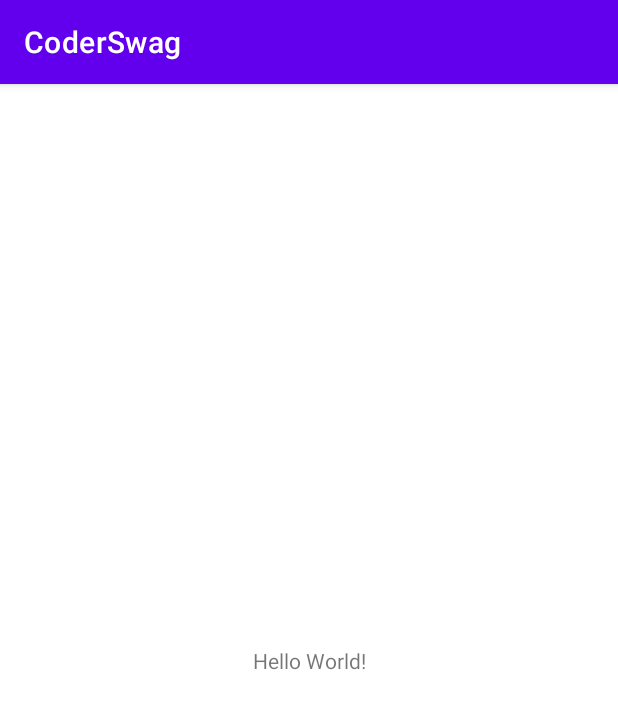
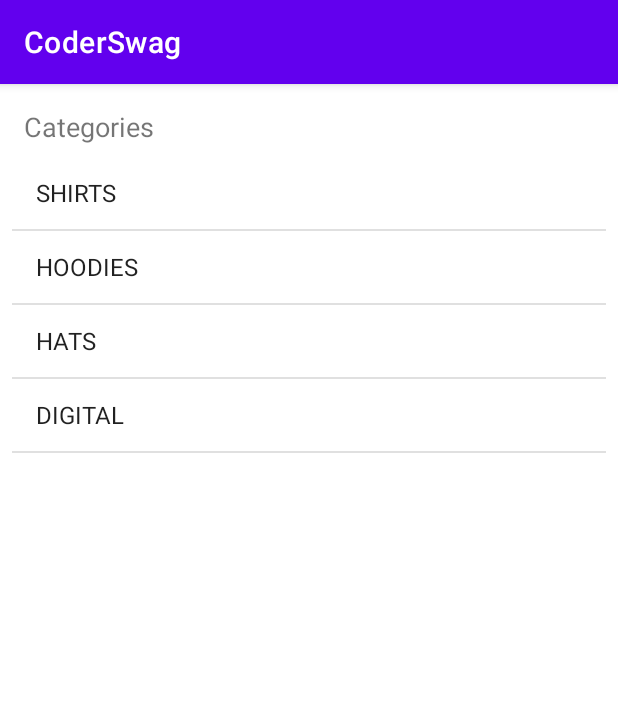
Before and after one commit to DanTrap/CoderSwag, an Android app: the screen it shows after launch (MainActivity), on a phone screen of 412 x 824 dp. Shown: the top 709 px of the screen. Run offline under Robolectric (Android 15) with nearby library versions, the phone set to English and light mode, and no system bars.

Commit message:
simple list view

```diff
--- a/app/build.gradle
+++ b/app/build.gradle
@@ -1,6 +1,7 @@
 plugins {
     id 'com.android.application'
     id 'kotlin-android'
+    id 'kotlin-android-extensions'
 }
 
 android {
--- a/app/src/main/java/com/app/coderswag/Controller/MainActivity.kt
+++ b/app/src/main/java/com/app/coderswag/Controller/MainActivity.kt
@@ -2,11 +2,26 @@ package com.app.coderswag.Controller
 
 import androidx.appcompat.app.AppCompatActivity
 import android.os.Bundle
+import android.widget.ArrayAdapter
+import com.app.coderswag.Model.Category
 import com.app.coderswag.R
+import com.app.coderswag.Services.DataService
+import kotlinx.android.synthetic.main.activity_main.*
 
 class MainActivity : AppCompatActivity() {
+
+    lateinit var adapter : ArrayAdapter<Category>
+
     override fun onCreate(savedInstanceState: Bundle?) {
         super.onCreate(savedInstanceState)
         setContentView(R.layout.activity_main)
+
+        adapter = ArrayAdapter(
+            this,
+            android.R.layout.simple_list_item_1,
+            DataService.categories
+        )
+
+        categoryListView.adapter = adapter
     }
 }
--- a/app/src/main/java/com/app/coderswag/Model/Category.kt
+++ b/app/src/main/java/com/app/coderswag/Model/Category.kt
@@ -1,3 +1,7 @@
 package com.app.coderswag.Model
 
-class Category (val title: String, val image: String)
+class Category (val title: String, val image: String) {
+    override fun toString(): String {
+        return title
+    }
+}
--- a/app/src/main/res/layout/activity_main.xml
+++ b/app/src/main/res/layout/activity_main.xml
@@ -7,12 +7,26 @@
     tools:context=".Controller.MainActivity">
 
     <TextView
+        android:id="@+id/textView"
         android:layout_width="wrap_content"
         android:layout_height="wrap_content"
-        android:text="Hello World!"
-        app:layout_constraintBottom_toBottomOf="parent"
-        app:layout_constraintLeft_toLeftOf="parent"
-        app:layout_constraintRight_toRightOf="parent"
+        android:layout_marginStart="16dp"
+        android:layout_marginTop="16dp"
+        android:text="Categories"
+        android:textSize="18sp"
+        app:layout_constraintStart_toStartOf="parent"
         app:layout_constraintTop_toTopOf="parent" />
 
+    <ListView
+        android:id="@+id/categoryListView"
+        android:layout_width="0dp"
+        android:layout_height="0dp"
+        android:layout_marginStart="8dp"
+        android:layout_marginTop="8dp"
+        android:layout_marginEnd="8dp"
+        android:layout_marginBottom="8dp"
+        app:layout_constraintBottom_toBottomOf="parent"
+        app:layout_constraintEnd_toEndOf="parent"
+        app:layout_constraintStart_toStartOf="parent"
+        app:layout_constraintTop_toBottomOf="@+id/textView" />
 </androidx.constraintlayout.widget.ConstraintLayout>
```
Also changed, not shown: app/src/main/res/layout/category_list_item.xml (added, +33 -0 lines).
